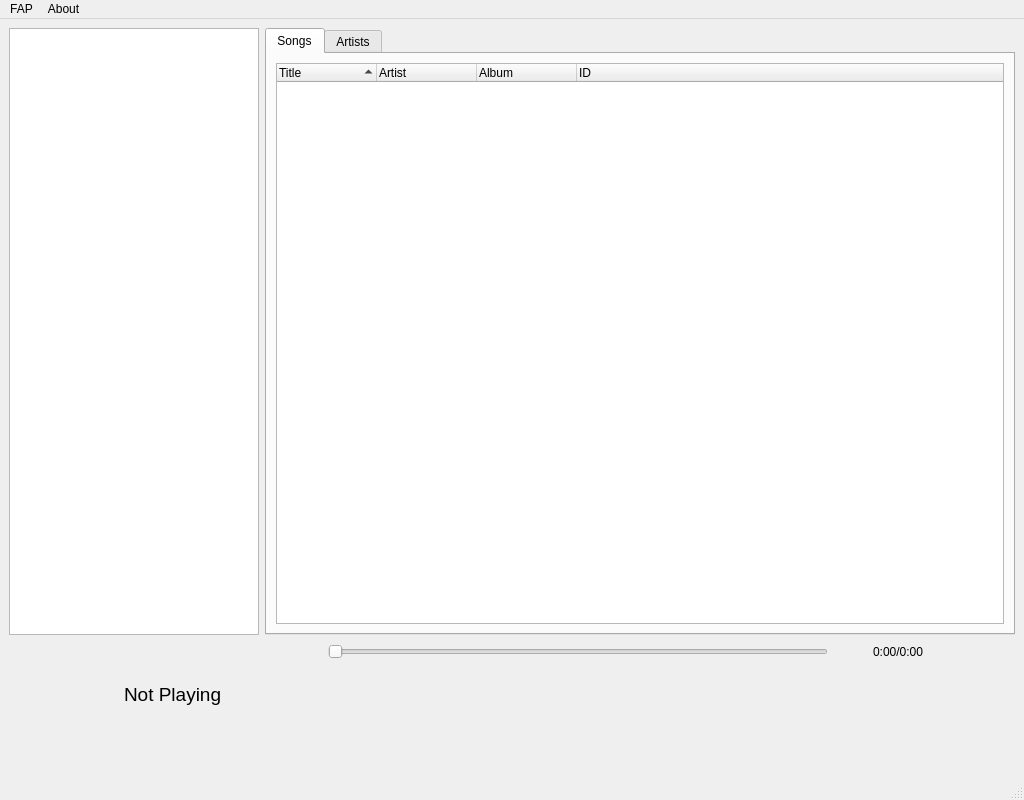
The window that forms/main.ui (ToppleKek/fap) describes before a commit, drawn with Qt 5.
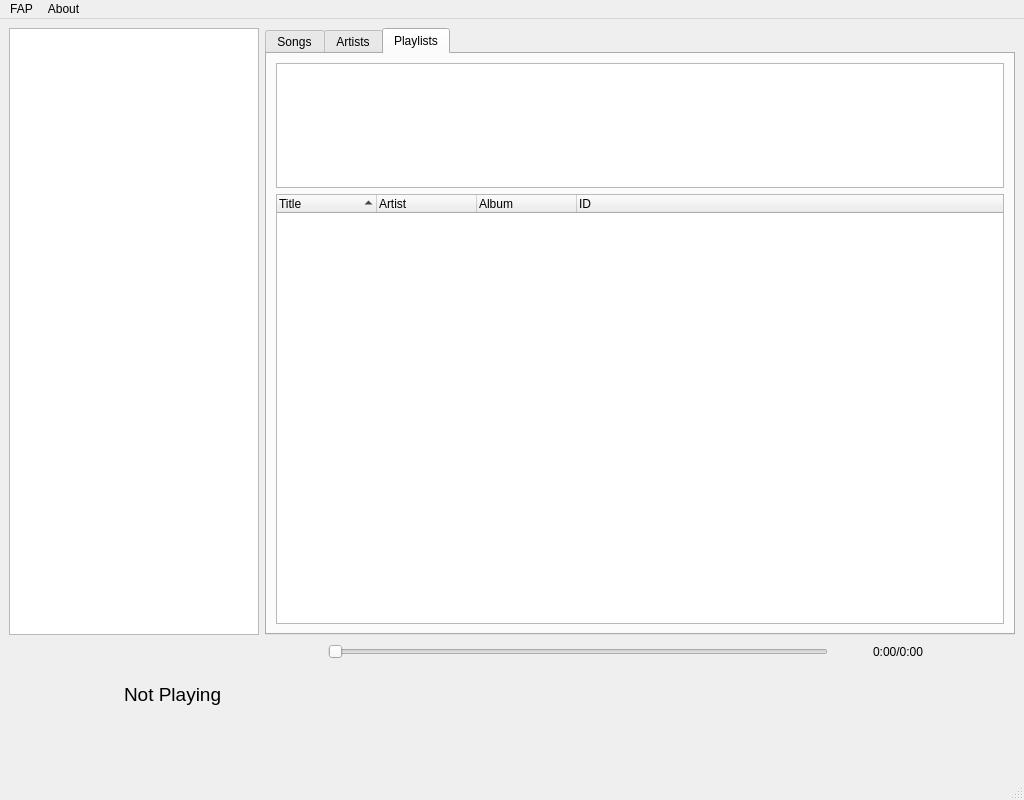
The same window after the commit. The open tabs and pages were chosen to show the change. Icons and pictures are not drawn.

Commit message: basic playlist support

Diff of the .ui file:
```diff
--- a/forms/main.ui
+++ b/forms/main.ui
@@ -131,6 +131,92 @@
           <string>Artists</string>
          </attribute>
         </widget>
+        <widget class="QWidget" name="playlistTab">
+         <attribute name="title">
+          <string>Playlists</string>
+         </attribute>
+         <layout class="QVBoxLayout" name="verticalLayout_4">
+          <item>
+           <widget class="QListWidget" name="playlistList">
+            <property name="maximumSize">
+             <size>
+              <width>16777215</width>
+              <height>125</height>
+             </size>
+            </property>
+            <property name="contextMenuPolicy">
+             <enum>Qt::CustomContextMenu</enum>
+            </property>
+           </widget>
+          </item>
+          <item>
+           <widget class="QTreeWidget" name="playlistTree">
+            <property name="sizePolicy">
+             <sizepolicy hsizetype="Preferred" vsizetype="Expanding">
+              <horstretch>0</horstretch>
+              <verstretch>0</verstretch>
+             </sizepolicy>
+            </property>
+            <property name="minimumSize">
+             <size>
+              <width>0</width>
+              <height>0</height>
+             </size>
+            </property>
+            <property name="contextMenuPolicy">
+             <enum>Qt::CustomContextMenu</enum>
+            </property>
+            <property name="editTriggers">
+             <set>QAbstractItemView::NoEditTriggers</set>
+            </property>
+            <property name="showDropIndicator" stdset="0">
+             <bool>false</bool>
+            </property>
+            <property name="itemsExpandable">
+             <bool>false</bool>
+            </property>
+            <property name="sortingEnabled">
+             <bool>true</bool>
+            </property>
+            <property name="wordWrap">
+             <bool>false</bool>
+            </property>
+            <property name="headerHidden">
+             <bool>false</bool>
+            </property>
+            <property name="expandsOnDoubleClick">
+             <bool>false</bool>
+            </property>
+            <property name="columnCount">
+             <number>4</number>
+            </property>
+            <attribute name="headerHighlightSections">
+             <bool>false</bool>
+            </attribute>
+            <column>
+             <property name="text">
+              <string>Title</string>
+             </property>
+            </column>
+            <column>
+             <property name="text">
+              <string>Artist</string>
+             </property>
+            </column>
+            <column>
+             <property name="text">
+              <string>Album</string>
+             </property>
+            </column>
+            <column>
+             <property name="text">
+              <string>ID</string>
+             </property>
+            </column>
+           </widget>
+          </item>
+         </layout>
+        </widget>
        </widget>
       </item>
      </layout>
```
The commit also changes 8 other files.
